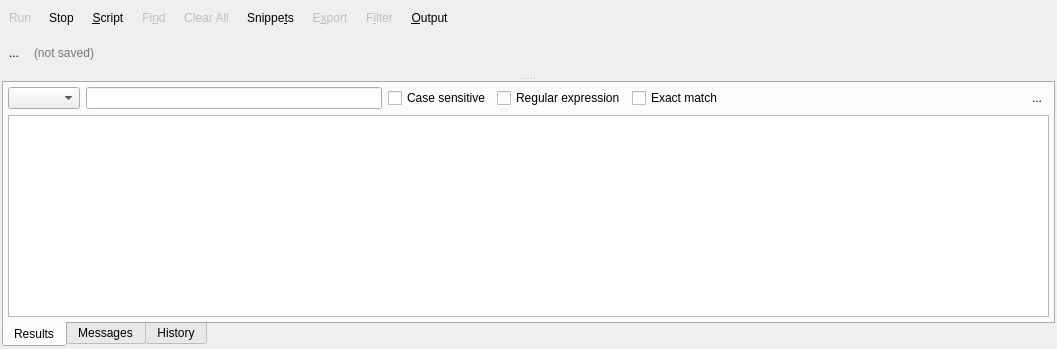
This is libs/libgui/ui/tools/sqlexecutionwidget.ui in pgmodeler/pgmodeler as Qt 5 draws it before an edit. The edited form follows.
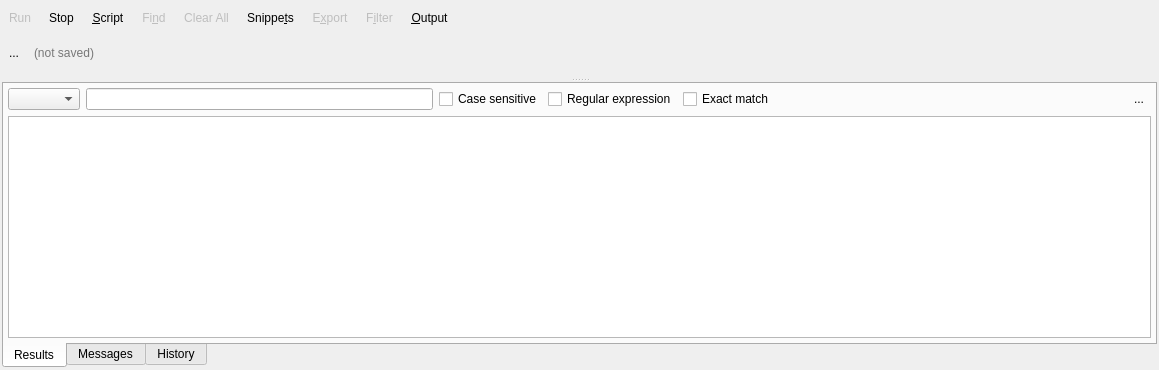
This is the edited form. Icons and pictures are not drawn.

The edit to the form file:
```diff
--- a/libs/libgui/ui/tools/sqlexecutionwidget.ui
+++ b/libs/libgui/ui/tools/sqlexecutionwidget.ui
@@ -6,8 +6,8 @@
    <rect>
     <x>0</x>
     <y>0</y>
-    <width>1057</width>
-    <height>349</height>
+    <width>1159</width>
+    <height>370</height>
    </rect>
   </property>
   <property name="baseSize">
@@ -778,8 +778,8 @@
                    </property>
                    <property name="iconSize">
                     <size>
-                     <width>28</width>
-                     <height>28</height>
+                     <width>25</width>
+                     <height>25</height>
                     </size>
                    </property>
                    <property name="autoRaise">
```
Left out of the diff: 1 changed line with no effect on the pictures.
